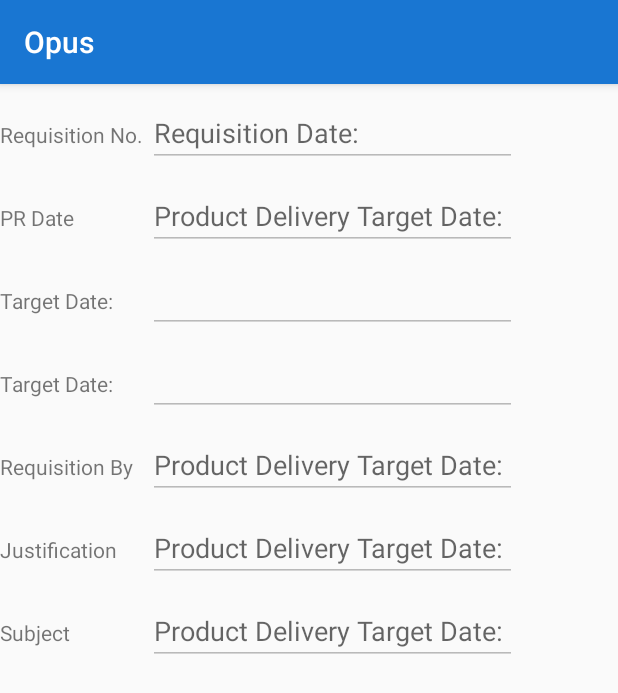
After one commit to isratnishi/dostavi, an Android app: the PrDetailsActivity1 screen opened directly, with no data from a screen before it, on a phone screen of 412 x 824 dp. The commit adds this screen. Shown: the top 693 px of the screen. Run offline under Robolectric (Android 15) with nearby library versions, the phone set to English and light mode, and no system bars; our stand-ins replace Volley; network calls fail; Roboto replaces fonts that are not available here; 1 statement that could not run was skipped.

Commit message:
pr Basic information activity complete

```diff
--- a/app/src/main/java/com/example/opus/Adapters/RequisitionStatusHomeAdapter.java
+++ b/app/src/main/java/com/example/opus/Adapters/RequisitionStatusHomeAdapter.java
@@ -1,14 +1,18 @@
 package com.example.opus.Adapters;
 
 import android.content.Context;
+import android.content.Intent;
 import android.support.annotation.NonNull;
 import android.support.v7.widget.RecyclerView;
 import android.view.LayoutInflater;
 import android.view.View;
 import android.view.ViewGroup;
+import android.widget.Button;
 import android.widget.TextView;
 
+import com.example.opus.Constants;
 import com.example.opus.Models.RequisitionStatusHomeModel;
+import com.example.opus.PrDetailsActivity1;
 import com.example.opus.R;
 
 import java.util.List;
@@ -42,6 +46,15 @@ public class RequisitionStatusHomeAdapter extends RecyclerView.Adapter<Requisiti
         holder.csNoTextView.setText(itemList.get(position).getPrValue());
         holder.csValueTextView.setText(itemList.get(position).getCsNO());
         holder.subjectTextView.setText(itemList.get(position).getSubject());
+
+        holder.prInfoButtoon.setOnClickListener(new View.OnClickListener() {
+            @Override
+            public void onClick(View view) {
+                Intent intent = new Intent(context, PrDetailsActivity1.class);
+                intent.putExtra(Constants.REQUISITION_ID, itemList.get(position).getRequisitionID());
+                context.startActivity(intent);
+            }
+        });
     }
 
     @Override
@@ -58,6 +71,7 @@ public class RequisitionStatusHomeAdapter extends RecyclerView.Adapter<Requisiti
         public TextView csNoTextView;
         public TextView csValueTextView;
         public TextView subjectTextView;
+        public Button prInfoButtoon;
 
 
         public ItemViewHolder(View view) {
@@ -70,6 +84,7 @@ public class RequisitionStatusHomeAdapter extends RecyclerView.Adapter<Requisiti
             csNoTextView = view.findViewById(R.id.cs_no_text_view);
             csValueTextView = view.findViewById(R.id.cs_value_text_view);
             subjectTextView = view.findViewById(R.id.subject_text_view);
+            prInfoButtoon = view.findViewById(R.id.pr_info_button);
         }
     }
 }
--- a/app/src/main/java/com/example/opus/Constants.java
+++ b/app/src/main/java/com/example/opus/Constants.java
@@ -31,11 +31,13 @@ public class Constants {
     public static final String POST_APPROVED_DATA = SERVER + "OAK/Requisition/SaveRequisitionApprovalLog";
     public static final String GET_REQUISITION_LIST_FOR_APPROVE = SERVER + "OAK/api/OAKAPI/GetRequisitionForApprove";
     public static final String GET_REQUISITION_HOME_DATA = BASE_SERVER_ADDRESS + "GetRequisitionForStatus";
+    public static final String GET_PRA_BASIC_INFO = SERVER + "OAK/BuyerPreview/GetRequisitionBasicInfo";
 
     // Bundle Constants
     public static final String REQUISTION_ID = "requisitionid";
     public static final String REQUISITION_MODEL = "requisitionmodel";
     public static final String REQUISITION_MASTER = "requisitionmastermodel";
     public static final String REQUISITION_APPROVAL_LIST_MODEL = "requistionapprovallistmodel";
+    public static final String REQUISITION_ID = "requisitionid";
 
 }
--- a/app/src/main/java/com/example/opus/Models/RequisitionStatusHomeModel.java
+++ b/app/src/main/java/com/example/opus/Models/RequisitionStatusHomeModel.java
@@ -8,6 +8,7 @@ public class RequisitionStatusHomeModel {
     private String csNO;
     private String csValue;
     private String subject;
+    private String requisitionID;
 
     public String getRequisitionNo() {
         return requisitionNo;
@@ -64,4 +65,12 @@ public class RequisitionStatusHomeModel {
     public void setSubject(String subject) {
         this.subject = subject;
     }
+
+    public String getRequisitionID() {
+        return requisitionID;
+    }
+
+    public void setRequisitionID(String requisitionID) {
+        this.requisitionID = requisitionID;
+    }
 }
--- /dev/null
+++ b/app/src/main/java/com/example/opus/PrDetailsActivity1.java
@@ -0,0 +1,91 @@
+package com.example.opus;
+
+import android.app.ProgressDialog;
+import android.support.v7.app.AppCompatActivity;
+import android.os.Bundle;
+import android.util.Log;
+import android.widget.EditText;
+
+import com.android.volley.Request;
+import com.android.volley.Response;
+import com.android.volley.VolleyError;
+import com.android.volley.toolbox.StringRequest;
+import com.example.opus.Models.RequisitionStatusHomeModel;
+
+import org.json.JSONArray;
+import org.json.JSONException;
+import org.json.JSONObject;
+
+public class PrDetailsActivity1 extends AppCompatActivity {
+
+    EditText requisitionNumberEditText;
+    EditText requisitionDateEditText;
+    EditText productTargetDateEditText;
+    EditText subjectEditText;
+    EditText requisitionByEditText;
+    EditText departmentEditText;
+    EditText justificationEditText;
+    ProgressDialog progress;
+
+    String requisitionID;
+
+    @Override
+    protected void onCreate(Bundle savedInstanceState) {
+        super.onCreate(savedInstanceState);
+        setContentView(R.layout.activity_pr_details1);
+        initializeVariables();
+        getPrBasicInfoJson();
+    }
+
+    private void getPrBasicInfoJson() {
+        progress.show();
+
+        String finalURL = Constants.GET_PRA_BASIC_INFO + "?reqID=" + requisitionID;
+
+        StringRequest stringRequest = new StringRequest(Request.Method.GET,
+                finalURL,
+                new Response.Listener<String>() {
+                    @Override
+                    public void onResponse(String response) {
+                        progress.dismiss();
+                        try {
+                            JSONArray jsonArray = new JSONArray(response);
+                            JSONObject tempObject = jsonArray.getJSONObject(0);
+
+                            requisitionNumberEditText.setText(tempObject.getString("ReqNo"));
+                            requisitionDateEditText.setText(tempObject.getString("ReqDate"));
+                            productTargetDateEditText.setText(tempObject.getString("ReqDept"));
+                            subjectEditText.setText(tempObject.getString("EmpName"));
+                            requisitionByEditText.setText(tempObject.getString("TargetDate"));
+                            departmentEditText.setText(tempObject.getString("Remarks"));
+                            justificationEditText.setText(tempObject.getString("Subject"));
+
+                        } catch (JSONException e) {
+                            e.printStackTrace();
+                        }
+                    }
+                },
+                new Response.ErrorListener() {
+                    @Override
+                    public void onErrorResponse(VolleyError error) {
+                    }
+                });
+        AppSingleton.getInstance(getApplicationContext())
+                .addToRequestQueue(stringRequest, Constants.REQUEST_TAG);
+    }
+
+    private void initializeVariables() {
+        requisitionNumberEditText = findViewById(R.id.requisition_no_edit_text);
+        requisitionDateEditText = findViewById(R.id.pr_date_edit_text);
+        productTargetDateEditText = findViewById(R.id.target_date_edit_text);
+        subjectEditText = findViewById(R.id.subject_edit_text);
+        requisitionByEditText = findViewById(R.id.requisition_by_edit_text);
+        departmentEditText = findViewById(R.id.department_edit_text);
+        justificationEditText = findViewById(R.id.justification_edit_text);
+
+        progress = new ProgressDialog(this);
+        progress.setMessage("Please Wait");
+
+        requisitionID = getIntent().getExtras().getString(Constants.REQUISTION_ID);
+    }
+}
--- a/app/src/main/java/com/example/opus/RequisitionStatusHome.java
+++ b/app/src/main/java/com/example/opus/RequisitionStatusHome.java
@@ -65,7 +65,7 @@ public class RequisitionStatusHome extends AppCompatActivity {
                                 mCurrentDate.set(Calendar.YEAR, selectedYear);
                                 mCurrentDate.set(Calendar.MONTH, selectedMonth);
                                 mCurrentDate.set(Calendar.DAY_OF_MONTH, selectedDay);
-                                searchFromEditText.setText(selectedMonth + "/" + selectedDay + "/" + selectedYear);
+                                searchFromEditText.setText((selectedMonth + 1) + "/" + selectedDay + "/" + selectedYear);
 
                             }
                         }, mYear, mMonth, mDay);
@@ -86,7 +86,7 @@ public class RequisitionStatusHome extends AppCompatActivity {
                                 mCurrentDate.set(Calendar.YEAR, selectedYear);
                                 mCurrentDate.set(Calendar.MONTH, selectedMonth);
                                 mCurrentDate.set(Calendar.DAY_OF_MONTH, selectedDay);
-                                searchToEditText.setText(selectedMonth + "/" + selectedDay + "/" + selectedYear);
+                                searchToEditText.setText((selectedMonth + 1) + "/" + selectedDay + "/" + selectedYear);
 
                             }
                         }, mYear, mMonth, mDay);
@@ -178,6 +178,7 @@ public class RequisitionStatusHome extends AppCompatActivity {
                                 model.setCsNO(tempObject.getString("CSNo"));
                                 model.setCsValue(tempObject.getString("CSVALUE"));
                                 model.setSubject(tempObject.getString("Subject"));
+                                model.setRequisitionID(tempObject.getString("RequisitionId"));
 
                                 items.add(model);
                             }
--- /dev/null
+++ b/app/src/main/res/layout/activity_pr_details1.xml
@@ -0,0 +1,161 @@
+<?xml version="1.0" encoding="utf-8"?>
+<LinearLayout xmlns:android="http://schemas.android.com/apk/res/android"
+    xmlns:app="http://schemas.android.com/apk/res-auto"
+    xmlns:tools="http://schemas.android.com/tools"
+    android:layout_width="match_parent"
+    android:layout_height="match_parent"
+    tools:context=".PrDetailsActivity1">
+
+    <TableLayout
+        android:layout_width="match_parent"
+        android:layout_height="wrap_content"
+        android:paddingBottom="10dp"
+        android:paddingTop="10dp">
+
+        <TableRow android:paddingBottom="10dp">
+
+            <TextView
+                android:layout_width="wrap_content"
+                android:layout_height="wrap_content"
+                android:text="Requisition No. " />
+
+            <EditText
+                android:id="@+id/requisition_no_edit_text"
+                android:layout_width="match_parent"
+                android:layout_height="wrap_content"
+                android:enabled="false"
+                android:focusable="false"
+                android:hint="Requisition Date: "
+                android:imeActionId="6"
+                android:imeActionLabel="@string/action_sign_in_short"
+                android:imeOptions="actionUnspecified"
+                android:maxLines="1"
+                android:singleLine="true" />
+        </TableRow>
+
+        <TableRow android:paddingBottom="10dp">
+
+            <TextView
+                android:layout_width="wrap_content"
+                android:layout_height="wrap_content"
+                android:text="PR Date" />
+
+            <EditText
+                android:id="@+id/pr_date_edit_text"
+                android:layout_width="match_parent"
+                android:layout_height="wrap_content"
+                android:enabled="false"
+                android:focusable="false"
+                android:hint="Product Delivery Target Date: "
+                android:imeActionId="6"
+                android:imeActionLabel="@string/action_sign_in_short"
+                android:imeOptions="actionUnspecified"
+                android:maxLines="1"
+                android:singleLine="true" />
+        </TableRow>
+
+        <TableRow android:paddingBottom="10dp">
+
+            <TextView
+                android:layout_width="wrap_content"
+                android:layout_height="wrap_content"
+                android:text="Target Date: " />
+
+            <EditText
+                android:id="@+id/target_date_edit_text"
+                android:layout_width="match_parent"
+                android:layout_height="wrap_content"
+                android:enabled="false"
+                android:focusable="false"
+                android:imeActionId="6"
+                android:imeActionLabel="@string/action_sign_in_short"
+                android:imeOptions="actionUnspecified"
+                android:maxLines="1"
+                android:singleLine="true" />
+        </TableRow>
+
+        <TableRow android:paddingBottom="10dp">
+
+            <TextView
+                android:layout_width="wrap_content"
+                android:layout_height="wrap_content"
+                android:text="Target Date: " />
+
+            <EditText
+                android:id="@+id/department_edit_text"
+                android:layout_width="match_parent"
+                android:layout_height="wrap_content"
+                android:enabled="false"
+                android:focusable="false"
+                android:imeActionId="6"
+                android:imeActionLabel="@string/action_sign_in_short"
+                android:imeOptions="actionUnspecified"
+                android:maxLines="1"
+                android:singleLine="true" />
+        </TableRow>
+
+        <TableRow android:paddingBottom="10dp">
+
+            <TextView
+                android:layout_width="wrap_content"
+                android:layout_height="wrap_content"
+                android:text="Requisition By " />
+
+            <EditText
+                android:id="@+id/requisition_by_edit_text"
+                android:layout_width="match_parent"
+                android:layout_height="wrap_content"
+                android:enabled="false"
+                android:focusable="false"
+                android:hint="Product Delivery Target Date: "
+                android:imeActionId="6"
+                android:imeActionLabel="@string/action_sign_in_short"
+                android:imeOptions="actionUnspecified"
+                android:maxLines="1"
+                android:singleLine="true" />
+        </TableRow>
+
+        <TableRow android:paddingBottom="10dp">
+
+            <TextView
+                android:layout_width="wrap_content"
+                android:layout_height="wrap_content"
+                android:text="Justification" />
+
+            <EditText
+                android:id="@+id/justification_edit_text"
+                android:layout_width="match_parent"
+                android:layout_height="wrap_content"
+                android:enabled="false"
+                android:focusable="false"
+                android:hint="Product Delivery Target Date: "
+                android:imeActionId="6"
+                android:imeActionLabel="@string/action_sign_in_short"
+                android:imeOptions="actionUnspecified"
+                android:maxLines="1"
+                android:singleLine="true" />
+        </TableRow>
+
+        <TableRow android:paddingBottom="10dp">
+
+            <TextView
+                android:layout_width="wrap_content"
+                android:layout_height="wrap_content"
+                android:text="Subject" />
+
+            <EditText
+                android:id="@+id/subject_edit_text"
+                android:layout_width="match_parent"
+                android:layout_height="wrap_content"
+                android:enabled="false"
+                android:focusable="false"
+                android:hint="Product Delivery Target Date: "
+                android:imeActionId="6"
+                android:imeActionLabel="@string/action_sign_in_short"
+                android:imeOptions="actionUnspecified"
+                android:maxLines="1"
+                android:singleLine="true" />
+        </TableRow>
+    </TableLayout>
+
+</LinearLayout>
--- a/app/src/main/res/layout/requisition_status_home_list_view.xml
+++ b/app/src/main/res/layout/requisition_status_home_list_view.xml
@@ -123,6 +123,12 @@
 
 
             </TableLayout>
+
+            <Button
+                android:id="@+id/pr_info_button"
+                android:layout_width="wrap_content"
+                android:layout_height="wrap_content"
+                android:text="PR info" />
         </LinearLayout>
     </android.support.v7.widget.CardView>
 </LinearLayout>
```
Also changed, not shown: app/src/main/AndroidManifest.xml (+6 -5 lines).
